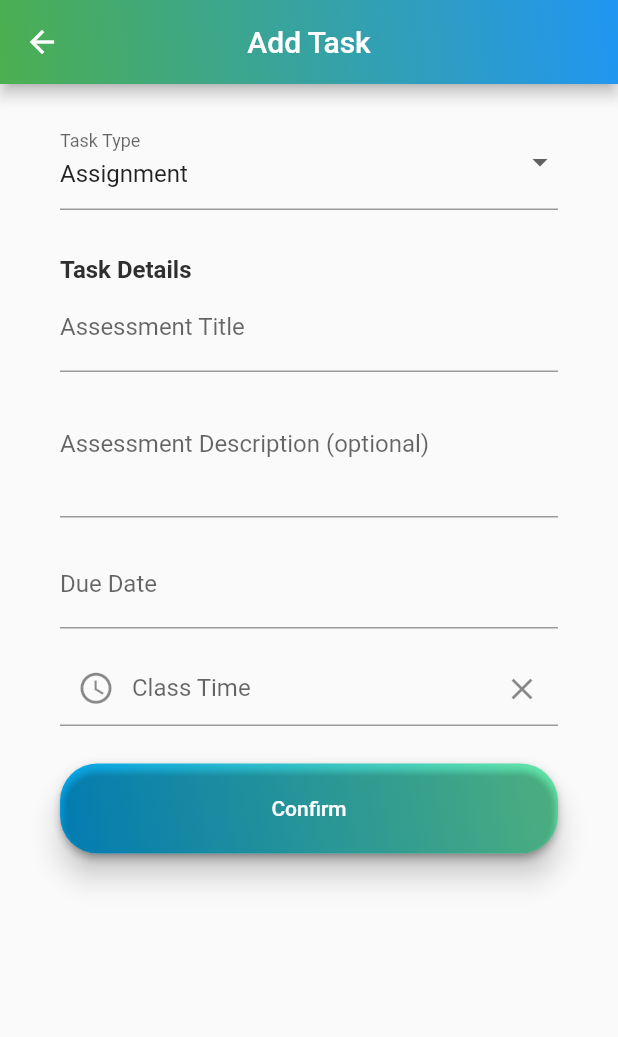
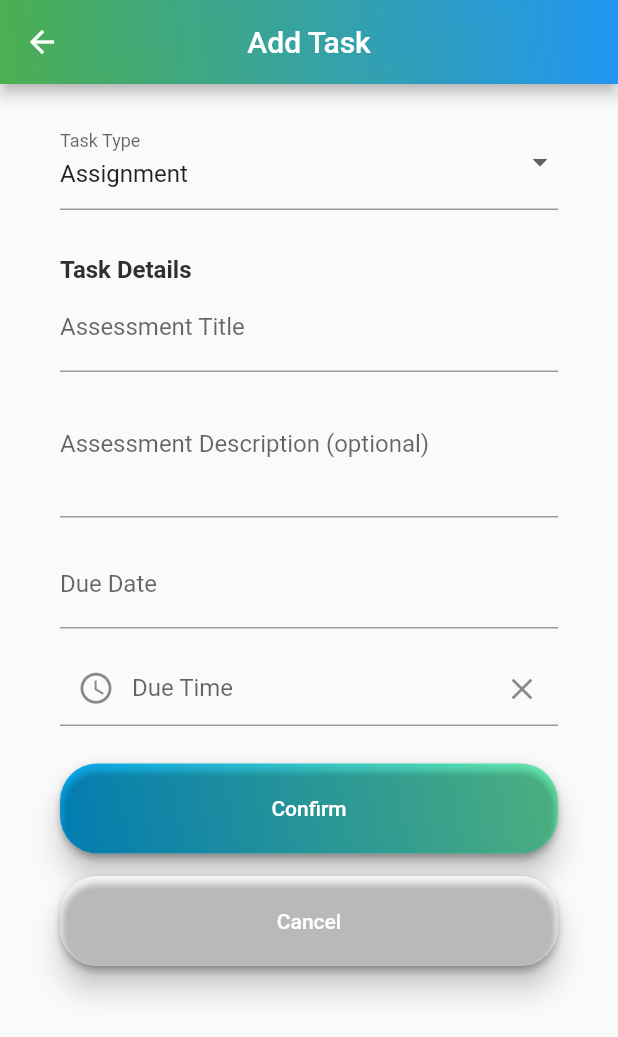
Before and after one commit to IrfanFaiq/Self_Task_Student-master, a Flutter app: the AssignmentAdd screen opened directly with empty values, on a phone screen of 412 x 824 dp. Shown: the top 1037 px of the screen. Run offline on Flutter 3.47's test engine with Material 2 defaults, Android fonts, the phone set to English and light mode, and no system bars; our stand-ins replace bloc, cloud_firestore, email_validator, equatable, firebase_auth, firebase_core and 5 more; accounts and stored records are empty.

Commit message:
Update AssignmentAdd.dart
Add the cancel button

```diff
--- a/lib/Presentation/Manage Assignmetn/AssignmentAdd.dart
+++ b/lib/Presentation/Manage Assignmetn/AssignmentAdd.dart
@@ -4,6 +4,7 @@ import 'package:flutter_bloc/flutter_bloc.dart';
 import 'package:intl/intl.dart';
 import 'package:self_task_student/Bloc/Manage%20Assignment/assignment_bloc.dart';
 import 'package:self_task_student/Data/Database/SQLite/Model/AssignmentModel.dart';
+import 'AssignmentList.dart';
 
 class AssignmentAdd extends StatefulWidget{
   const AssignmentAdd({Key? key}) : super(key: key);
@@ -117,6 +118,28 @@ class _AssignmentAdd extends State<AssignmentAdd>{
                                   shape:
                                   RoundedRectangleBorder(borderRadius: BorderRadius.circular(25))),
                               child: const Text('Confirm'),
+                            ),
+                          ),
+                        ),
+                        const SizedBox(height: 15),
+                        Material(
+                          elevation: 8,
+                          shape: RoundedRectangleBorder(borderRadius: BorderRadius.circular(25)),
+                          child: Container(
+                            decoration: const BoxDecoration(
+                              borderRadius: BorderRadius.all(Radius.circular(25)),
+                              color: Colors.white,
+                            ),
+                            child: ElevatedButton(
+                              onPressed: () {
+                                Navigator.of(context).pop();
+                              },
+                              style: ElevatedButton.styleFrom(
+                                  backgroundColor: Colors.transparent,
+                                  fixedSize: const Size(300, 60),
+                                  shape:
+                                  RoundedRectangleBorder(borderRadius: BorderRadius.circular(25))),
+                              child: const Text('Cancel'),
                             ),
                           ),
                         ),
@@ -240,7 +263,7 @@ class _AssignmentAdd extends State<AssignmentAdd>{
         },
         decoration: InputDecoration(// add padding to adjust text
             contentPadding: const EdgeInsets.only(top: 15),
-            label: const Text("Class Time"),
+            label: const Text("Due Time"),
             prefixIcon: const Icon(Icons.access_time, size: 25),
             suffixIcon: IconButton(
               onPressed: _dueTime.clear,
```
